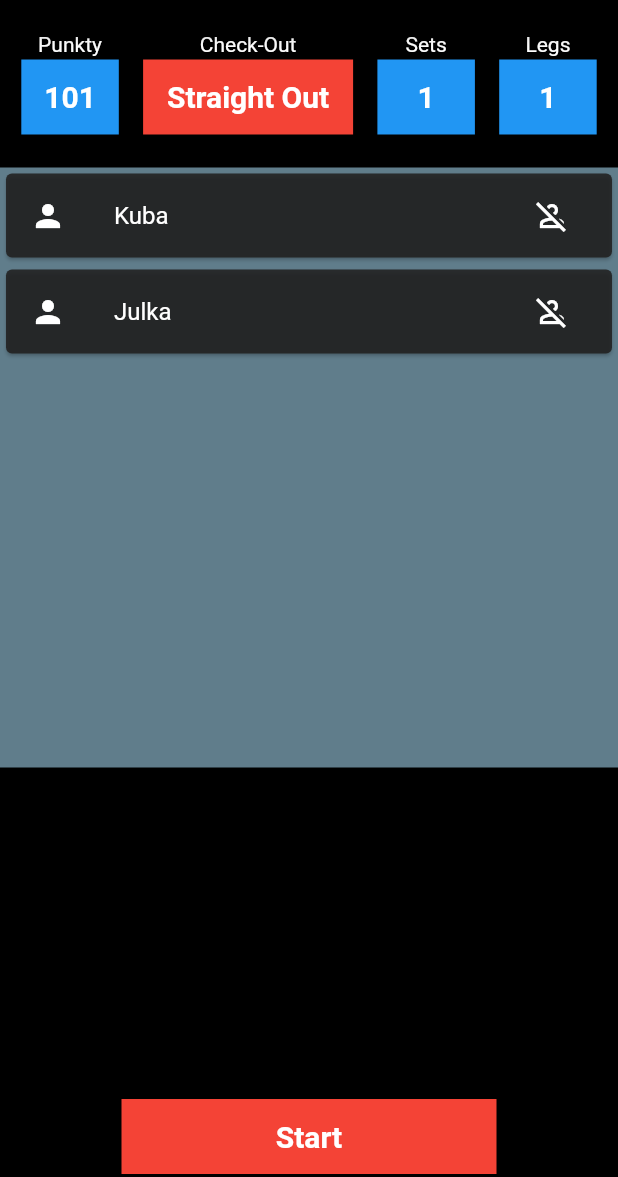
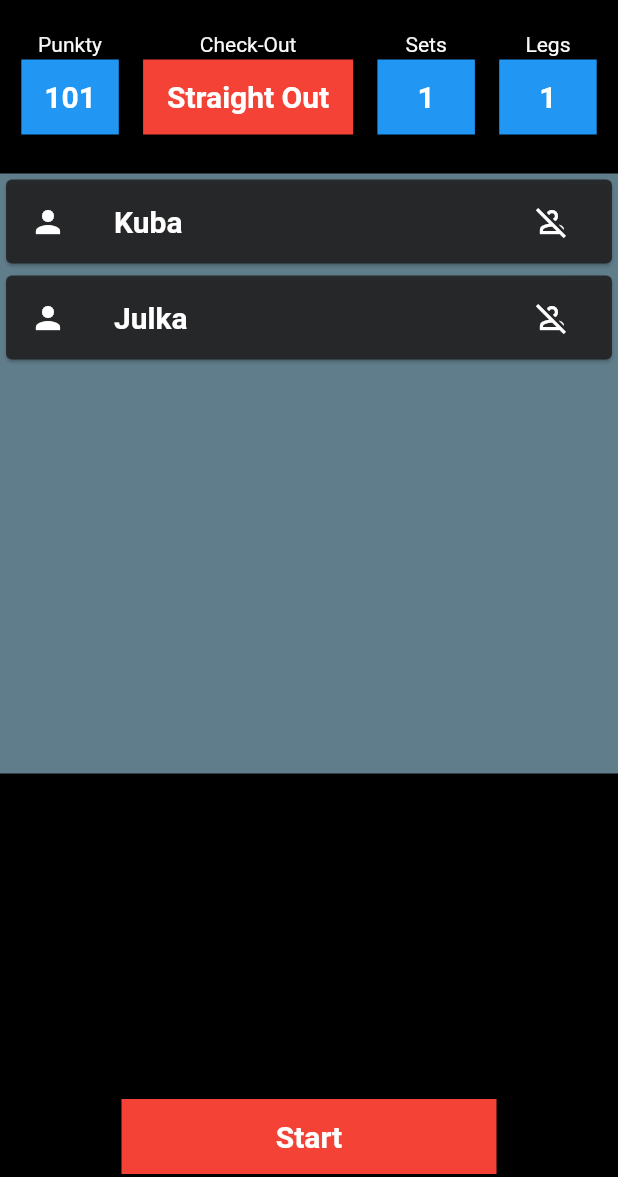
Before and after one commit to gazowanyjake/dart_app, a Flutter app: the screen it shows after launch, on a phone screen of 412 x 824 dp, the part 59-1236 px from its top. Run offline on Flutter 3.47's test engine with Material 2 defaults, Android fonts, the phone set to English and light mode, and no system bars; drawn by our look-alikes of dropdown_button2.

Commit message:
style code improvement

```diff
--- a/lib/Screens/set_up_game_screen.dart
+++ b/lib/Screens/set_up_game_screen.dart
@@ -7,16 +7,13 @@ import 'package:wyniki/widgets/game_settings.dart';
 import 'package:wyniki/widgets/players_list_container.dart';
 import 'package:wyniki/widgets/start_button.dart';
 
-
 class SetUpGame extends StatelessWidget {
   const SetUpGame({super.key});
-
   static const routeName = '/setUpGameScreen';
 
   @override
   Widget build(BuildContext context) {
-    return SafeArea(
-      child: Scaffold(
+    return Scaffold(
       appBar: AppBar(
         actions: [
           IconButton(
@@ -34,7 +31,8 @@ class SetUpGame extends StatelessWidget {
         backgroundColor: Colors.black,
         title: const Text("Let's play dart!"),
       ),
-        body: Column(
+      body: SafeArea(
+        child: Column(
           mainAxisAlignment: MainAxisAlignment.spaceBetween,
           children: const [
             GameSettings(),
@@ -42,9 +40,9 @@ class SetUpGame extends StatelessWidget {
             StartButton(),
           ],
         ),
+      ),
       backgroundColor: Colors.black,
       resizeToAvoidBottomInset: false,
-      ),
     );
   }
 }
--- a/lib/Widgets/players_list_container.dart
+++ b/lib/Widgets/players_list_container.dart
@@ -18,7 +18,7 @@ class PlayersListContainer extends StatelessWidget {
       child: Column(
         children: [
           const SizedBox(
-            height: 20,
+            height: 24,
           ),
           Container(
             color: Colors.blueGrey,
--- a/lib/main.dart
+++ b/lib/main.dart
@@ -26,6 +26,13 @@ class MyApp extends StatelessWidget {
       ],
       child: MaterialApp(
         theme: ThemeData(
+          textTheme: const TextTheme(
+            titleMedium: TextStyle(
+              color: Colors.white,
+              fontWeight: FontWeight.bold,
+              fontSize: 20,
+            ),
+          ),
           primaryColor: Colors.blue,
           colorScheme:
               ColorScheme.fromSwatch().copyWith(secondary: Colors.white),
@@ -34,7 +41,7 @@ class MyApp extends StatelessWidget {
         home: const SetUpGame(),
         routes: {
           GameScreen.routeName: (context) => const GameScreen(),
-          SetUpGame.routeName: (context) =>const SetUpGame(),
+          SetUpGame.routeName: (context) => const SetUpGame(),
         },
       ),
     );
```
Lines whose indentation alone changed are shown as unchanged.
